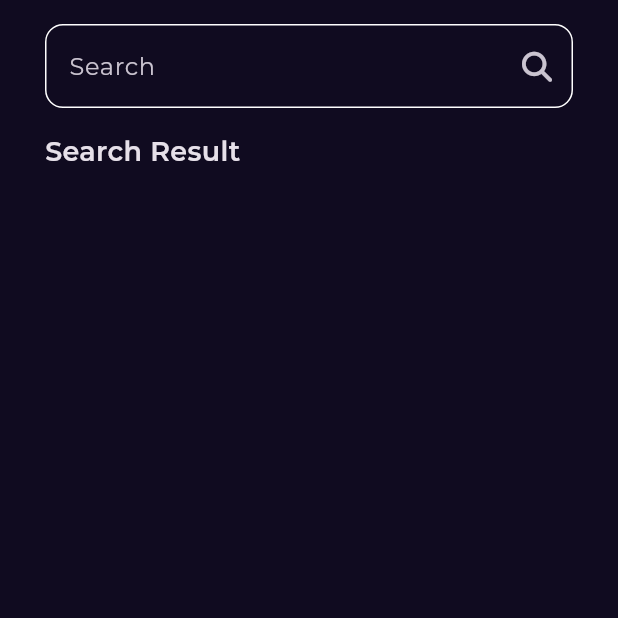
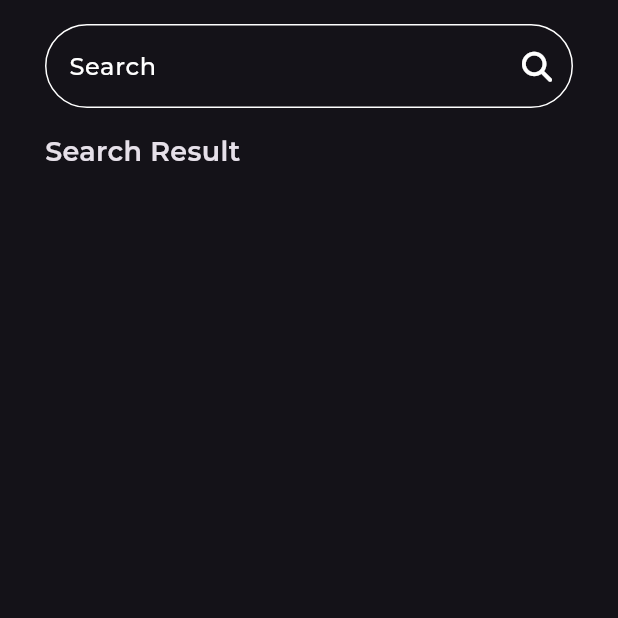
Before and after one commit to AlhasanNO/Bookly, a Flutter app: the screen it shows after launch, after a tap on an icon or button, on a phone screen of 412 x 824 dp, the top half of it. Run offline on Flutter 3.47's test engine with Material 3 defaults, Android fonts, the phone set to English and light mode, and no system bars; our stand-ins replace cached_network_image, dartz, dio, flutter_bloc, font_awesome_flutter, get_it and 2 more; network calls fail.

Commit message:
Add new color scheme

```diff
--- a/lib/constants.dart
+++ b/lib/constants.dart
@@ -1,5 +1,6 @@
 import 'package:flutter/material.dart';
 
 const kPrimaryColor = Color(0xff100b20);
+final kColorScheme = ColorScheme.fromSeed(seedColor: kPrimaryColor);
 const kTransitionDuration = Duration(milliseconds: 600);
 const kGtSectraFine = 'GT Sectra Fine';
--- a/lib/core/widgets/error_banner.dart
+++ b/lib/core/widgets/error_banner.dart
@@ -1,3 +1,4 @@
+import 'package:bookly_app/core/utils/styles.dart';
 import 'package:flutter/material.dart';
 
 class ErrorBanner extends StatelessWidget {
@@ -7,6 +8,6 @@ class ErrorBanner extends StatelessWidget {
 
   @override
   Widget build(BuildContext context) {
-    return Center(child: Text(errorMessage));
+    return Center(child: Text(errorMessage, style: Styles.textStyle18));
   }
 }
--- a/lib/features/home/data/repos/home_repo_impl.dart
+++ b/lib/features/home/data/repos/home_repo_impl.dart
@@ -16,7 +16,7 @@ class HomeRepoImpl implements HomeRepo {
     try {
       final data = await _apiService.get(
         endPoint:
-            'volumes?q=subject:programming&Filtering=free-ebooks&Sorting=newest',
+            'volumes?q=subject:engineering&Filtering=free-ebooks&Sorting=newest',
       );
 
       final List<Book> books = [];
@@ -38,7 +38,7 @@ class HomeRepoImpl implements HomeRepo {
   Future<Either<Failure, List<Book>>> fetchFeaturedBooks() async {
     try {
       final data = await _apiService.get(
-        endPoint: 'volumes?q=subject:programming&Filtering=free-ebooks',
+        endPoint: 'volumes?q=subject:computer&Filtering=free-ebooks',
       );
 
       final List<Book> books = [];
--- a/lib/features/home/presentation/views/widgets/book_details_section.dart
+++ b/lib/features/home/presentation/views/widgets/book_details_section.dart
@@ -16,7 +16,7 @@ class BookDetailsSection extends StatelessWidget {
           padding: EdgeInsets.symmetric(
             horizontal: MediaQuery.of(context).size.width * 0.20,
           ),
-          child: const CustomBookImage(imageUrl: '',),
+          child: const CustomBookImage(imageUrl: ''),
         ),
         const SizedBox(height: 43.0),
         const Text('The Jungle Book', style: Styles.textStyle30),
@@ -29,7 +29,7 @@ class BookDetailsSection extends StatelessWidget {
           ),
         ),
         const SizedBox(height: 16.0),
-        // const BookRating(),
+        const BookRating(count: 306, rating: 4.6),
         const SizedBox(height: 37.0),
         const BookActions(),
       ],
--- a/lib/features/home/presentation/views/widgets/custom_book_details_app_bar.dart
+++ b/lib/features/home/presentation/views/widgets/custom_book_details_app_bar.dart
@@ -16,11 +16,11 @@ class CustomBookDetailsAppBar extends StatelessWidget {
           onPressed: () {
             GoRouter.of(context).pop(AppRouter.homeView);
           },
-          icon: const Icon(Icons.close),
+          icon: const Icon(Icons.close, color: Colors.white),
         ),
         IconButton(
           onPressed: () {},
-          icon: const Icon(Icons.shopping_cart_outlined),
+          icon: const Icon(Icons.shopping_cart_outlined, color: Colors.white),
         ),
       ],
     );
--- a/lib/features/home/presentation/views/widgets/custom_book_image.dart
+++ b/lib/features/home/presentation/views/widgets/custom_book_image.dart
@@ -21,7 +21,7 @@ class CustomBookImage extends StatelessWidget {
         child: AspectRatio(
           aspectRatio: 0.625,
           child: ClipRRect(
-            borderRadius: BorderRadiusGeometry.circular(16.0),
+            borderRadius: BorderRadius.circular(16.0),
             child: CachedNetworkImage(
               imageUrl: imageUrl,
               errorWidget: (context, url, error) => const Icon(Icons.error),
--- a/lib/features/home/presentation/views/widgets/custom_home_app_bar.dart
+++ b/lib/features/home/presentation/views/widgets/custom_home_app_bar.dart
@@ -26,7 +26,10 @@ class CustomHomeAppBar extends StatelessWidget {
             onPressed: () {
               GoRouter.of(context).push(AppRouter.searchView);
             },
-            icon: const Icon(FontAwesomeIcons.magnifyingGlass),
+            icon: const Icon(
+              FontAwesomeIcons.magnifyingGlass,
+              color: Colors.white,
+            ),
           ),
         ],
       ),
--- a/lib/features/home/presentation/views/widgets/home_view_body.dart
+++ b/lib/features/home/presentation/views/widgets/home_view_body.dart
@@ -11,6 +11,7 @@ class HomeViewBody extends StatelessWidget {
   @override
   Widget build(BuildContext context) {
     return const SafeArea(
+      bottom: false,
       child: CustomScrollView(
         physics: BouncingScrollPhysics(),
         slivers: [
--- a/lib/features/home/presentation/views/widgets/newest_list_view_item.dart
+++ b/lib/features/home/presentation/views/widgets/newest_list_view_item.dart
@@ -29,9 +29,11 @@ class NewestListViewItem extends StatelessWidget {
               child: AspectRatio(
                 aspectRatio: 0.625,
                 child: ClipRRect(
-                  borderRadius: BorderRadiusGeometry.circular(7.5),
+                  borderRadius: BorderRadius.circular(7.5),
                   child: CachedNetworkImage(
                     imageUrl: book.volumeInfo!.imageLinks!.thumbnail!,
+                    errorWidget: (context, url, error) =>
+                        const Icon(Icons.error),
                     fit: BoxFit.fill,
                   ),
                 ),
--- a/lib/features/search/presentation/view/widgets/custom_search_text_field.dart
+++ b/lib/features/search/presentation/view/widgets/custom_search_text_field.dart
@@ -1,3 +1,4 @@
+import 'package:bookly_app/core/utils/styles.dart';
 import 'package:flutter/material.dart';
 
 import 'package:font_awesome_flutter/font_awesome_flutter.dart';
@@ -8,13 +9,19 @@ class CustomSearchTextField extends StatelessWidget {
   @override
   Widget build(BuildContext context) {
     return TextField(
+      textInputAction: TextInputAction.search,
       decoration: InputDecoration(
         enabledBorder: buildInputBorder(),
         focusedBorder: buildInputBorder(),
         hintText: 'Search',
+        hintStyle: Styles.textStyle16.copyWith(color: Colors.white),
         suffixIcon: IconButton(
           onPressed: () {},
-          icon: const Icon(FontAwesomeIcons.magnifyingGlass, size: 20.0),
+          icon: const Icon(
+            FontAwesomeIcons.magnifyingGlass,
+            color: Colors.white,
+            size: 20.0,
+          ),
         ),
       ),
     );
@@ -22,7 +29,7 @@ class CustomSearchTextField extends StatelessWidget {
 
   OutlineInputBorder buildInputBorder() {
     return OutlineInputBorder(
-      borderRadius: BorderRadius.circular(12.0),
+      borderRadius: BorderRadius.circular(30.0),
       borderSide: const BorderSide(color: Colors.white),
     );
   }
--- a/lib/main.dart
+++ b/lib/main.dart
@@ -36,7 +36,8 @@ class BooklyApp extends StatelessWidget {
         routerConfig: AppRouter.router,
         debugShowCheckedModeBanner: false,
         theme: ThemeData.dark().copyWith(
-          scaffoldBackgroundColor: kPrimaryColor,
+          colorScheme: kColorScheme,
+          brightness: Brightness.dark,
           textTheme: GoogleFonts.montserratTextTheme(
             ThemeData.dark().textTheme,
           ),
```
